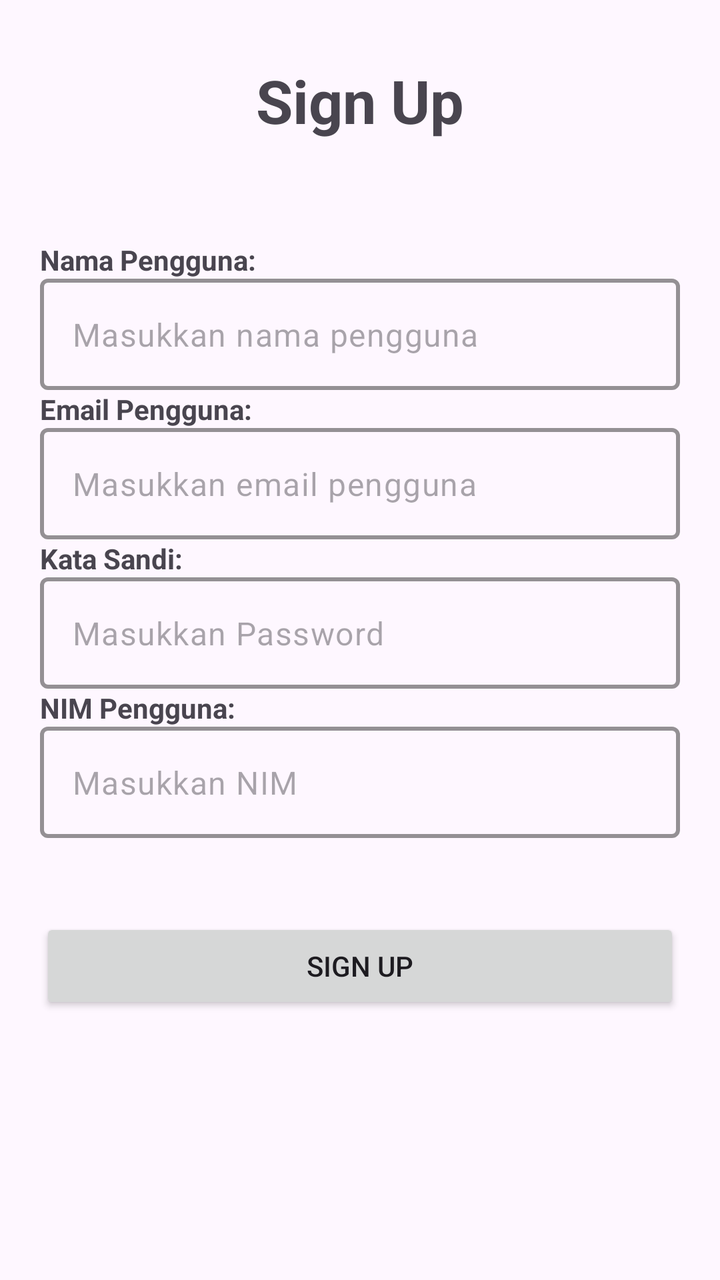
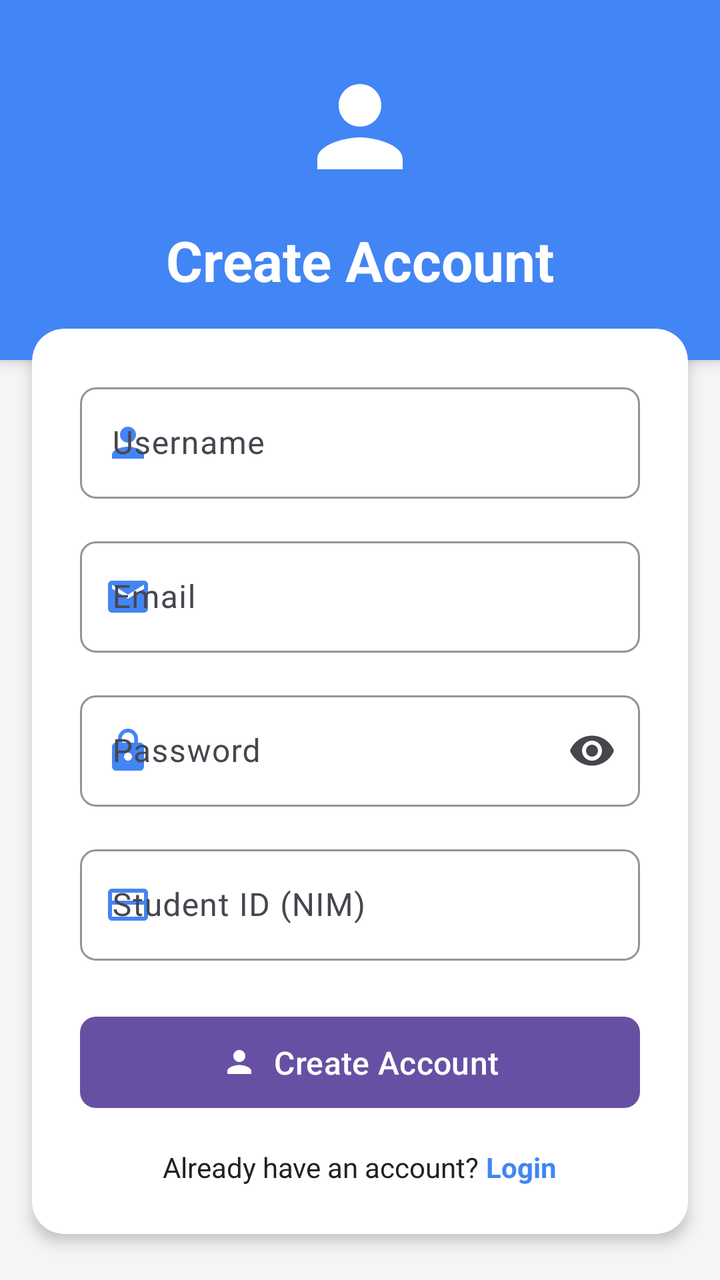

Screens rendered from an Android XML layout before and after an edit, with the pre-edit source and the edit as a unified diff.
<!-- AndroidManifest.xml: application theme Theme.MyApplication -->
<!-- res/layout/activity_register.xml -->
<?xml version="1.0" encoding="utf-8"?>
<androidx.constraintlayout.widget.ConstraintLayout xmlns:android="http://schemas.android.com/apk/res/android"
    xmlns:app="http://schemas.android.com/apk/res-auto"
    xmlns:tools="http://schemas.android.com/tools"
    android:id="@+id/main"
    android:layout_width="match_parent"
    android:layout_height="match_parent"
    tools:context=".RegisterActivity">

    <LinearLayout
        android:layout_width="match_parent"
        android:layout_height="match_parent"
        android:orientation="vertical">

        <TextView
            android:layout_width="match_parent"
            android:layout_height="wrap_content"
            android:text="Sign Up"
            android:textSize="30sp"
            android:textStyle="bold"
            android:gravity="center"
            android:layout_margin="30dp"/>

        <LinearLayout
            android:layout_width="match_parent"
            android:layout_height="wrap_content"
            android:layout_margin="20dp"
            android:orientation="vertical">

            <TextView
                android:layout_width="wrap_content"
                android:layout_height="wrap_content"
                android:text="Nama Pengguna:"
                android:textStyle="bold"/>

            <com.google.android.material.textfield.TextInputLayout
                android:layout_width="match_parent"
                android:layout_height="wrap_content"
                app:boxStrokeColor="@color/black"
                app:boxStrokeWidth="2dp"
                app:hintAnimationEnabled="true"
                app:hintEnabled="false">

                <com.google.android.material.textfield.TextInputEditText
                    android:id="@+id/usernameSignUp"
                    android:layout_width="match_parent"
                    android:layout_height="wrap_content"
                    android:hint="Masukkan nama pengguna"
                    android:inputType="text"/>

            </com.google.android.material.textfield.TextInputLayout>

            <TextView
                android:layout_width="wrap_content"
                android:layout_height="wrap_content"
                android:text="Email Pengguna:"
                android:textStyle="bold"/>

            <com.google.android.material.textfield.TextInputLayout
                android:layout_width="match_parent"
                android:layout_height="wrap_content"
                app:boxStrokeColor="@color/black"
                app:boxStrokeWidth="2dp"
                app:hintAnimationEnabled="true"
                app:hintEnabled="false">

                <com.google.android.material.textfield.TextInputEditText
                    android:id="@+id/emailPengguna"
                    android:layout_width="match_parent"
                    android:layout_height="wrap_content"
                    android:hint="Masukkan email pengguna"
                    android:inputType="textEmailAddress"/>

            </com.google.android.material.textfield.TextInputLayout>

            
            <TextView
                android:layout_width="wrap_content"
                android:layout_height="wrap_content"
                android:text="Kata Sandi:"
                android:textStyle="bold"/>

            <com.google.android.material.textfield.TextInputLayout
                android:layout_width="match_parent"
                android:layout_height="wrap_content"
                app:boxStrokeColor="@color/black"
                app:boxStrokeWidth="2dp"
                app:hintAnimationEnabled="true"
                app:hintEnabled="false">

                <com.google.android.material.textfield.TextInputEditText
                    android:id="@+id/passwordSingUp"
                    android:layout_width="match_parent"
                    android:layout_height="wrap_content"
                    android:hint="Masukkan Password"
                    android:inputType="text"/>

            </com.google.android.material.textfield.TextInputLayout>
            

            <TextView
                android:layout_width="wrap_content"
                android:layout_height="wrap_content"
                android:text="NIM Pengguna:"
                android:textStyle="bold"/>

            <com.google.android.material.textfield.TextInputLayout
                android:layout_width="match_parent"
                android:layout_height="wrap_content"
                app:boxStrokeColor="@color/black"
                app:boxStrokeWidth="2dp"
                app:hintAnimationEnabled="true"
                app:hintEnabled="false">

                <com.google.android.material.textfield.TextInputEditText
                    android:id="@+id/nimPengguna"
                    android:layout_width="match_parent"
                    android:layout_height="wrap_content"
                    android:hint="Masukkan NIM"
                    android:inputType="text"/>

            </com.google.android.material.textfield.TextInputLayout>

        </LinearLayout>

        <Button
            android:id="@+id/signUpBtn"
            android:layout_width="match_parent"
            android:layout_height="wrap_content"
            android:layout_margin="20dp"
            android:text="Sign Up"/>

    </LinearLayout>

</androidx.constraintlayout.widget.ConstraintLayout>
<!-- resources referenced by this layout -->
<resources>
  <color name="black">#FF000000</color>
  <style name="Theme.MyApplication" parent="Base.Theme.MyApplication" />
  <style name="Base.Theme.MyApplication" parent="Theme.Material3.DayNight.NoActionBar">
          
          
      </style>
</resources>

<!-- the commit's change to res/layout/activity_register.xml (unified diff, before → after) -->
@@ -5,131 +5,218 @@
     android:id="@+id/main"
     android:layout_width="match_parent"
     android:layout_height="match_parent"
+    android:background="@color/background_color"
     tools:context=".RegisterActivity">
 
-    <LinearLayout
+    <androidx.core.widget.NestedScrollView
         android:layout_width="match_parent"
         android:layout_height="match_parent"
-        android:orientation="vertical">
-
-        <TextView
-            android:layout_width="match_parent"
-            android:layout_height="wrap_content"
-            android:text="Sign Up"
-            android:textSize="30sp"
-            android:textStyle="bold"
-            android:gravity="center"
-            android:layout_margin="30dp"/>
+        android:fillViewport="true">
 
         <LinearLayout
             android:layout_width="match_parent"
             android:layout_height="wrap_content"
-            android:layout_margin="20dp"
-            android:orientation="vertical">
-
-            <TextView
-                android:layout_width="wrap_content"
-                android:layout_height="wrap_content"
-                android:text="Nama Pengguna:"
-                android:textStyle="bold"/>
-
-            <com.google.android.material.textfield.TextInputLayout
+            android:orientation="vertical"
+            android:paddingBottom="24dp">
+
+            
+            <androidx.cardview.widget.CardView
+                android:layout_width="match_parent"
+                android:layout_height="180dp"
+                app:cardBackgroundColor="@color/primary_color"
+                app:cardCornerRadius="0dp"
+                app:cardElevation="4dp">
+
+                <androidx.constraintlayout.widget.ConstraintLayout
+                    android:layout_width="match_parent"
+                    android:layout_height="match_parent">
+
+                    <ImageView
+                        android:id="@+id/headerIcon"
+                        android:layout_width="64dp"
+                        android:layout_height="64dp"
+                        android:src="@drawable/ic_person"
+                        android:tint="@color/white"
+                        app:layout_constraintBottom_toTopOf="@+id/headerTitle"
+                        app:layout_constraintEnd_toEndOf="parent"
+                        app:layout_constraintStart_toStartOf="parent"
+                        app:layout_constraintTop_toTopOf="parent"
+                        app:layout_constraintVertical_chainStyle="packed" />
+
+                    <TextView
+                        android:id="@+id/headerTitle"
+                        android:layout_width="wrap_content"
+                        android:layout_height="wrap_content"
+                        android:layout_marginTop="16dp"
+                        android:text="Create Account"
+                        android:textColor="@color/white"
+                        android:textSize="28sp"
+                        android:textStyle="bold"
+                        app:layout_constraintBottom_toBottomOf="parent"
+                        app:layout_constraintEnd_toEndOf="parent"
+                        app:layout_constraintStart_toStartOf="parent"
+                        app:layout_constraintTop_toBottomOf="@+id/headerIcon" />
+
+                </androidx.constraintlayout.widget.ConstraintLayout>
+            </androidx.cardview.widget.CardView>
+
+            
+            <androidx.cardview.widget.CardView
                 android:layout_width="match_parent"
                 android:layout_height="wrap_content"
-                app:boxStrokeColor="@color/black"
-                app:boxStrokeWidth="2dp"
-                app:hintAnimationEnabled="true"
-                app:hintEnabled="false">
-
-                <com.google.android.material.textfield.TextInputEditText
-                    android:id="@+id/usernameSignUp"
+                android:layout_marginStart="16dp"
+                android:layout_marginTop="-16dp"
+                android:layout_marginEnd="16dp"
+                android:layout_marginBottom="16dp"
+                app:cardCornerRadius="16dp"
+                app:cardElevation="4dp">
+
+                <LinearLayout
                     android:layout_width="match_parent"
                     android:layout_height="wrap_content"
-                    android:hint="Masukkan nama pengguna"
-                    android:inputType="text"/>
-
-            </com.google.android.material.textfield.TextInputLayout>
-
-            <TextView
-                android:layout_width="wrap_content"
-                android:layout_height="wrap_content"
-                android:text="Email Pengguna:"
-                android:textStyle="bold"/>
-
-            <com.google.android.material.textfield.TextInputLayout
-                android:layout_width="match_parent"
-                android:layout_height="wrap_content"
-                app:boxStrokeColor="@color/black"
-                app:boxStrokeWidth="2dp"
-                app:hintAnimationEnabled="true"
-                app:hintEnabled="false">
-
-                <com.google.android.material.textfield.TextInputEditText
-                    android:id="@+id/emailPengguna"
-                    android:layout_width="match_parent"
-                    android:layout_height="wrap_content"
-                    android:hint="Masukkan email pengguna"
-                    android:inputType="textEmailAddress"/>
-
-            </com.google.android.material.textfield.TextInputLayout>
-
-            
-            <TextView
-                android:layout_width="wrap_content"
-                android:layout_height="wrap_content"
-                android:text="Kata Sandi:"
-                android:textStyle="bold"/>
-
-            <com.google.android.material.textfield.TextInputLayout
-                android:layout_width="match_parent"
-                android:layout_height="wrap_content"
-                app:boxStrokeColor="@color/black"
-                app:boxStrokeWidth="2dp"
-                app:hintAnimationEnabled="true"
-                app:hintEnabled="false">
-
-                <com.google.android.material.textfield.TextInputEditText
-                    android:id="@+id/passwordSingUp"
-                    android:layout_width="match_parent"
-                    android:layout_height="wrap_content"
-                    android:hint="Masukkan Password"
-                    android:inputType="text"/>
-
-            </com.google.android.material.textfield.TextInputLayout>
-            
-
-            <TextView
-                android:layout_width="wrap_content"
-                android:layout_height="wrap_content"
-                android:text="NIM Pengguna:"
-                android:textStyle="bold"/>
-
-            <com.google.android.material.textfield.TextInputLayout
-                android:layout_width="match_parent"
-                android:layout_height="wrap_content"
-                app:boxStrokeColor="@color/black"
-                app:boxStrokeWidth="2dp"
-                app:hintAnimationEnabled="true"
-                app:hintEnabled="false">
-
-                <com.google.android.material.textfield.TextInputEditText
-                    android:id="@+id/nimPengguna"
-                    android:layout_width="match_parent"
-                    android:layout_height="wrap_content"
-                    android:hint="Masukkan NIM"
-                    android:inputType="text"/>
-
-            </com.google.android.material.textfield.TextInputLayout>
-
+                    android:orientation="vertical"
+                    android:padding="24dp">
+
+                    
+                    <com.google.android.material.textfield.TextInputLayout
+                        android:layout_width="match_parent"
+                        android:layout_height="wrap_content"
+                        android:layout_marginBottom="16dp"
+                        android:hint="Username"
+                        app:boxBackgroundColor="@color/white"
+                        app:boxCornerRadiusBottomEnd="8dp"
+                        app:boxCornerRadiusBottomStart="8dp"
+                        app:boxCornerRadiusTopEnd="8dp"
+                        app:boxCornerRadiusTopStart="8dp"
+                        app:boxStrokeColor="@color/primary_color"
+                        app:boxStrokeWidth="1dp"
+                        app:endIconMode="clear_text"
+                        app:startIconDrawable="@drawable/ic_person"
+                        app:startIconTint="@color/primary_color">
+
+                        <com.google.android.material.textfield.TextInputEditText
+                            android:id="@+id/usernameSignUp"
+                            android:layout_width="match_parent"
+                            android:layout_height="wrap_content"
+                            android:inputType="text" />
+                    </com.google.android.material.textfield.TextInputLayout>
+
+                    
+                    <com.google.android.material.textfield.TextInputLayout
+                        android:layout_width="match_parent"
+                        android:layout_height="wrap_content"
+                        android:layout_marginBottom="16dp"
+                        android:hint="Email"
+                        app:boxBackgroundColor="@color/white"
+                        app:boxCornerRadiusBottomEnd="8dp"
+                        app:boxCornerRadiusBottomStart="8dp"
+                        app:boxCornerRadiusTopEnd="8dp"
+                        app:boxCornerRadiusTopStart="8dp"
+                        app:boxStrokeColor="@color/primary_color"
+                        app:boxStrokeWidth="1dp"
+                        app:endIconMode="clear_text"
+                        app:startIconDrawable="@drawable/ic_email"
+                        app:startIconTint="@color/primary_color">
+
+                        <com.google.android.material.textfield.TextInputEditText
+                            android:id="@+id/emailPengguna"
+                            android:layout_width="match_parent"
+                            android:layout_height="wrap_content"
+                            android:inputType="textEmailAddress" />
+                    </com.google.android.material.textfield.TextInputLayout>
+
+                    
+                    <com.google.android.material.textfield.TextInputLayout
+                        android:layout_width="match_parent"
+                        android:layout_height="wrap_content"
+                        android:layout_marginBottom="16dp"
+                        android:hint="Password"
+                        app:boxBackgroundColor="@color/white"
+                        app:boxCornerRadiusBottomEnd="8dp"
+                        app:boxCornerRadiusBottomStart="8dp"
+                        app:boxCornerRadiusTopEnd="8dp"
+                        app:boxCornerRadiusTopStart="8dp"
+                        app:boxStrokeColor="@color/primary_color"
+                        app:boxStrokeWidth="1dp"
+                        app:endIconMode="password_toggle"
+                        app:startIconDrawable="@drawable/ic_lock"
+                        app:startIconTint="@color/primary_color">
+
+                        <com.google.android.material.textfield.TextInputEditText
+                            android:id="@+id/passwordSingUp"
+                            android:layout_width="match_parent"
+                            android:layout_height="wrap_content"
+                            android:inputType="textPassword" />
+                    </com.google.android.material.textfield.TextInputLayout>
+
+                    
+                    <com.google.android.material.textfield.TextInputLayout
+                        android:layout_width="match_parent"
+                        android:layout_height="wrap_content"
+                        android:layout_marginBottom="24dp"
+                        android:hint="Student ID (NIM)"
+                        app:boxBackgroundColor="@color/white"
+                        app:boxCornerRadiusBottomEnd="8dp"
+                        app:boxCornerRadiusBottomStart="8dp"
+                        app:boxCornerRadiusTopEnd="8dp"
+                        app:boxCornerRadiusTopStart="8dp"
+                        app:boxStrokeColor="@color/primary_color"
+                        app:boxStrokeWidth="1dp"
+                        app:endIconMode="clear_text"
+                        app:startIconDrawable="@drawable/ic_card"
+                        app:startIconTint="@color/primary_color">
+
+                        <com.google.android.material.textfield.TextInputEditText
+                            android:id="@+id/nimPengguna"
+                            android:layout_width="match_parent"
+                            android:layout_height="wrap_content"
+                            android:inputType="text" />
+                    </com.google.android.material.textfield.TextInputLayout>
+
+                    
+                    <com.google.android.material.button.MaterialButton
+                        android:id="@+id/signUpBtn"
+                        android:layout_width="match_parent"
+                        android:layout_height="wrap_content"
+                        android:paddingTop="12dp"
+                        android:paddingBottom="12dp"
+                        android:text="Create Account"
+                        android:textAllCaps="false"
+                        android:textSize="16sp"
+                        app:cornerRadius="8dp"
+                        app:elevation="2dp"
+                        app:icon="@drawable/ic_person"
+                        app:iconGravity="textStart"
+                        app:iconPadding="8dp" />
+
+                    
+                    <LinearLayout
+                        android:layout_width="match_parent"
+                        android:layout_height="wrap_content"
+                        android:layout_marginTop="16dp"
+                        android:gravity="center"
+                        android:orientation="horizontal">
+
+                        <TextView
+                            android:layout_width="wrap_content"
+                            android:layout_height="wrap_content"
+                            android:text="Already have an account? "
+                            android:textColor="@color/text_color"
+                            android:textSize="14sp" />
+
+                        <TextView
+                            android:id="@+id/loginLink"
+                            android:layout_width="wrap_content"
+                            android:layout_height="wrap_content"
+                            android:clickable="true"
+                            android:focusable="true"
+                            android:text="Login"
+                            android:textColor="@color/primary_color"
+                            android:textSize="14sp"
+                            android:textStyle="bold" />
+                    </LinearLayout>
+                </LinearLayout>
+            </androidx.cardview.widget.CardView>
         </LinearLayout>
-
-        <Button
-            android:id="@+id/signUpBtn"
-            android:layout_width="match_parent"
-            android:layout_height="wrap_content"
-            android:layout_margin="20dp"
-            android:text="Sign Up"/>
-
-    </LinearLayout>
-
+    </androidx.core.widget.NestedScrollView>
 </androidx.constraintlayout.widget.ConstraintLayout>
<!-- resource entries referenced after the edit -->
@@ -1,6 +1,53 @@
 <!-- resources referenced by this layout -->
 <resources>
-  <color name="black">#FF000000</color>
+  <color name="background_color">#F5F5F5</color>
+  <color name="primary_color">#4285F4</color>
+  <color name="text_color">#212121</color>
+  <color name="white">#FFFFFFFF</color>
+  <!-- drawable ic_card (drawable) -->
+  <vector xmlns:android="http://schemas.android.com/apk/res/android"
+      android:width="24dp"
+      android:height="24dp"
+      android:viewportWidth="24"
+      android:viewportHeight="24"
+      android:tint="?attr/colorControlNormal">
+      <path
+          android:fillColor="@android:color/white"
+          android:pathData="M20,4L4,4c-1.11,0 -2,0.9 -2,2v12c0,1.1 0.89,2 2,2h16c1.1,0 2,-0.9 2,-2L22,6c0,-1.1 -0.9,-2 -2,-2zM20,18L4,18v-6h16v6zM20,10L4,10L4,6h16v4z"/>
+  </vector>
+  <!-- drawable ic_email (drawable) -->
+  <vector xmlns:android="http://schemas.android.com/apk/res/android"
+      android:width="24dp"
+      android:height="24dp"
+      android:viewportWidth="24"
+      android:viewportHeight="24"
+      android:tint="?attr/colorControlNormal">
+      <path
+          android:fillColor="@android:color/white"
+          android:pathData="M20,4L4,4c-1.1,0 -1.99,0.9 -1.99,2L2,18c0,1.1 0.9,2 2,2h16c1.1,0 2,-0.9 2,-2L22,6c0,-1.1 -0.9,-2 -2,-2zM20,8l-8,5 -8,-5L4,6l8,5 8,-5v2z"/>
+  </vector>
+  <!-- drawable ic_lock (drawable) -->
+  <vector xmlns:android="http://schemas.android.com/apk/res/android"
+      android:width="24dp"
+      android:height="24dp"
+      android:viewportWidth="24"
+      android:viewportHeight="24"
+      android:tint="?attr/colorControlNormal">
+      <path
+          android:fillColor="@android:color/white"
+          android:pathData="M18,8h-1L17,6c0,-2.76 -2.24,-5 -5,-5S7,3.24 7,6v2L6,8c-1.1,0 -2,0.9 -2,2v10c0,1.1 0.9,2 2,2h12c1.1,0 2,-0.9 2,-2L20,10c0,-1.1 -0.9,-2 -2,-2zM12,17c-1.1,0 -2,-0.9 -2,-2s0.9,-2 2,-2 2,0.9 2,2 -0.9,2 -2,2zM15.1,8L8.9,8L8.9,6c0,-1.71 1.39,-3.1 3.1,-3.1 1.71,0 3.1,1.39 3.1,3.1v2z"/>
+  </vector>
+  <!-- drawable ic_person (drawable) -->
+  <vector xmlns:android="http://schemas.android.com/apk/res/android"
+      android:width="24dp"
+      android:height="24dp"
+      android:viewportWidth="24"
+      android:viewportHeight="24"
+      android:tint="?attr/colorControlNormal">
+      <path
+          android:fillColor="@android:color/white"
+          android:pathData="M12,12c2.21,0 4,-1.79 4,-4s-1.79,-4 -4,-4 -4,1.79 -4,4 1.79,4 4,4zM12,14c-2.67,0 -8,1.34 -8,4v2h16v-2c0,-2.66 -5.33,-4 -8,-4z"/>
+  </vector>
   <style name="Theme.MyApplication" parent="Base.Theme.MyApplication" />
   <style name="Base.Theme.MyApplication" parent="Theme.Material3.DayNight.NoActionBar">
           
